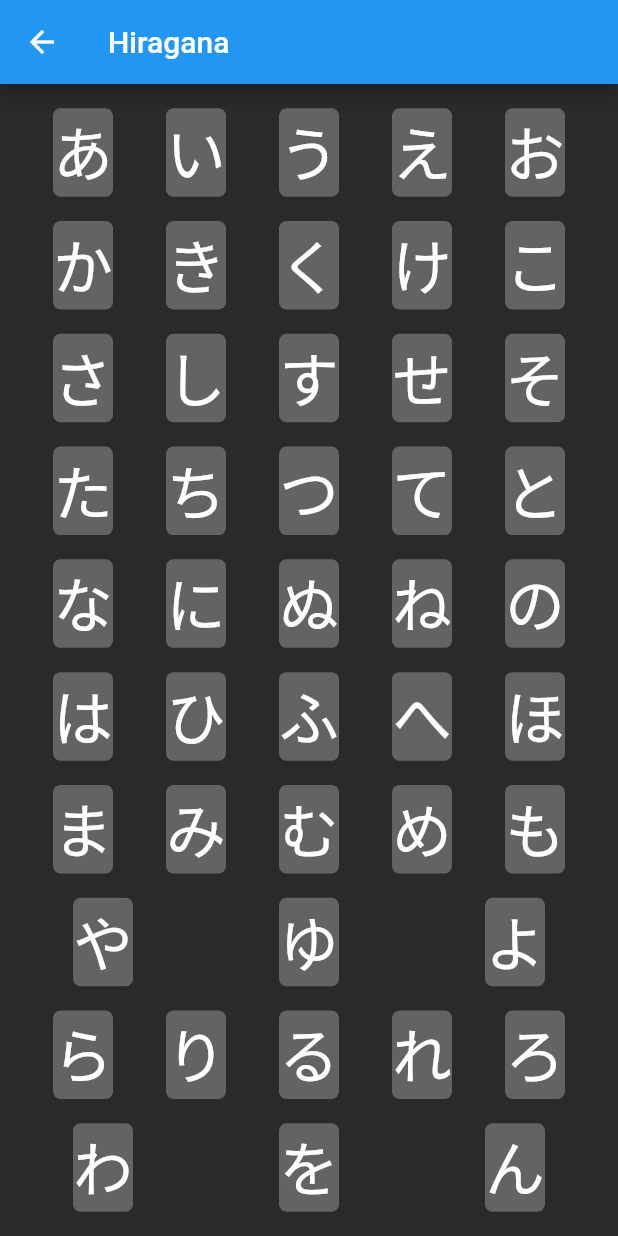
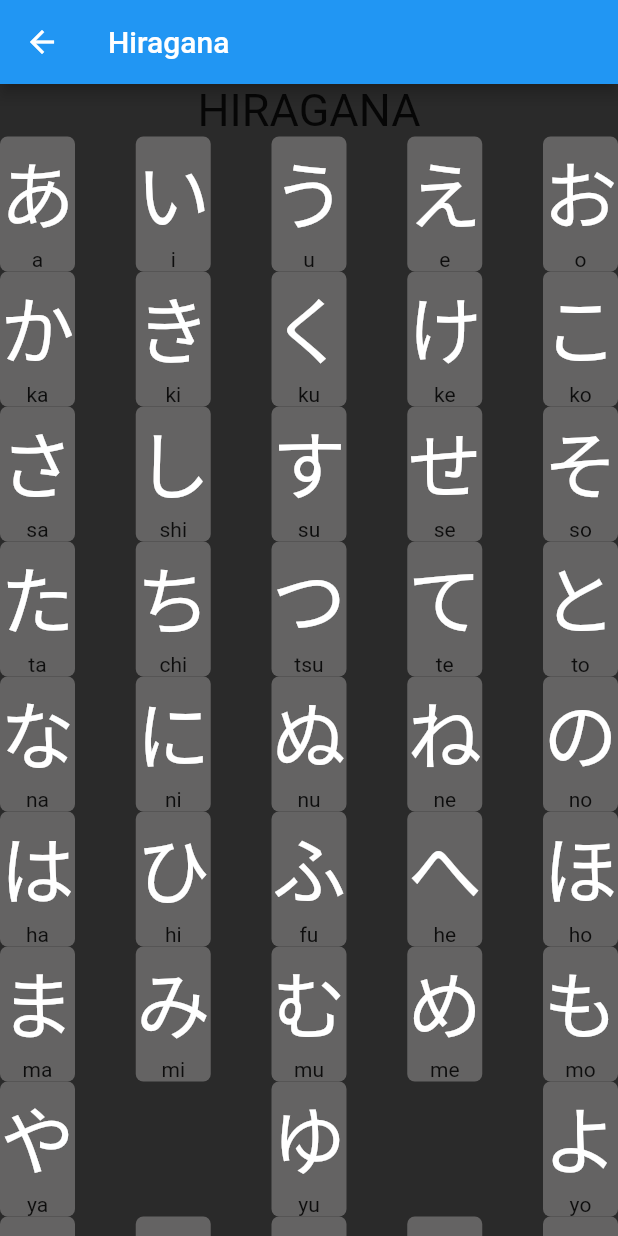
Before and after one commit to Hanssel36/KanaVocab, a Flutter app: the screen it shows after launch, after a tap on "Hiragana き", after a tap on the "bookmark outline" icon, on a phone screen of 412 x 824 dp. Run offline on Flutter 3.47's test engine with Material 2 defaults, Android fonts, the phone set to English and light mode, and no system bars; our stand-ins replace go_router.

Commit message:
hiragana improvements

```diff
--- a/lib/assests/hiragana_char.dart
+++ b/lib/assests/hiragana_char.dart
@@ -120,111 +120,155 @@ void main() {
     {"゛": "voiced"},
     {"゜": "semi-voiced"}
   ];
+}
+// Print the Hiragana characters and their corresponding sounds
+//   for (var char in hiraChars) {
+//     print("${char.keys.first}: ${char.values.first}");
+//   }
+// }
 
-  // Print the Hiragana characters and their corresponding sounds
-  for (var char in hiraChars) {
-    print("${char.keys.first}: ${char.values.first}");
-  }
-}
+Map<String, String> hiraganaCharacterMap = {
+  "あ": "a",
+  "い": "i",
+  "う": "u",
+  "え": "e",
+  "お": "o",
+  "か": "ka",
+  "き": "ki",
+  "く": "ku",
+  "け": "ke",
+  "こ": "ko",
+  "さ": "sa",
+  "し": "shi",
+  "す": "su",
+  "せ": "se",
+  "そ": "so",
+  "た": "ta",
+  "ち": "chi",
+  "つ": "tsu",
+  "て": "te",
+  "と": "to",
+  "な": "na",
+  "に": "ni",
+  "ぬ": "nu",
+  "ね": "ne",
+  "の": "no",
+  "は": "ha",
+  "ひ": "hi",
+  "ふ": "fu",
+  "へ": "he",
+  "ほ": "ho",
+  "ま": "ma",
+  "み": "mi",
+  "む": "mu",
+  "め": "me",
+  "も": "mo",
+  "や": "ya",
+  "ゆ": "yu",
+  "よ": "yo",
+  "ら": "ra",
+  "り": "ri",
+  "る": "ru",
+  "れ": "re",
+  "ろ": "ro",
+  "わ": "wa",
+  "を": "wo",
+  "ん": "n",
+  "が": "ga",
+  "ぎ": "gi",
+  "ぐ": "gu",
+  "げ": "ge",
+  "ご": "go",
+  "ざ": "za",
+  "じ": "ji",
+  "ず": "zu",
+  "ぜ": "ze",
+  "ぞ": "zo",
+  "だ": "da",
+  "ぢ": "ji",
+  "づ": "zu",
+  "で": "de",
+  "ど": "do",
+  "ば": "ba",
+  "び": "bi",
+  "ぶ": "bu",
+  "べ": "be",
+  "ぼ": "bo",
+  "ぱ": "pa",
+  "ぴ": "pi",
+  "ぷ": "pu",
+  "ぺ": "pe",
+  "ぽ": "po",
+  "きゃ": "kya",
+  "きゅ": "kyu",
+  "きょ": "kyo",
+  "ぎゃ": "gya",
+  "ぎゅ": "gyu",
+  "ぎょ": "gyo",
+  "しゃ": "sha",
+  "しゅ": "shu",
+  "しょ": "sho",
+  "じゃ": "jya",
+  "じゅ": "jyu",
+  "じょ": "jyo",
+  "ちゃ": "cha",
+  "ちゅ": "chu",
+  "ちょ": "cho",
+  "ぢゃ": "jya/dya",
+  "ぢゅ": "jyu/dyu",
+  "ぢょ": "jyo/dyo",
+  "にゃ": "nya",
+  "にゅ": "nyu",
+  "にょ": "nyo",
+  "ひゃ": "hya",
+  "ひゅ": "hyu",
+  "ひょ": "hyo",
+  "びゃ": "bya",
+  "びゅ": "byu",
+  "びょ": "byo",
+  "ぴゃ": "pya",
+  "ぴゅ": "pyu",
+  "ぴょ": "pyo",
+  "みゃ": "mya",
+  "みゅ": "myu",
+  "みょ": "myo",
+  "りゃ": "rya",
+  "りゅ": "ryu",
+  "りょ": "ryo"
+};
 
-// Map<String, String> hirachars = {
-//   "a": "あ",
-//   "i": "い",
-//   "u": "う",
-//   "e": "え",
-//   "o": "お",
-//   "ka": "か",
-//   "ki": "き",
-//   "ku": "く",
-//   "ke": "け",
-//   "ko": "こ",
-//   "sa": "さ",
-//   "shi": "し",
-//   "su": "す",
-//   "se": "せ",
-//   "so": "そ",
-//   "ta": "た",
-//   "chi": "ち",
-//   "tsu": "つ",
-//   "te": "て",
-//   "to": "と",
-//   "na": "な",
-//   "ni": "に",
-//   "nu": "ぬ",
-//   "ne": "ね",
-//   "no": "の",
-//   "ha": "は",
-//   "hi": "ひ",
-//   "fu": "ふ",
-//   "he": "へ",
-//   "ho": "ほ",
-//   "ma": "ま",
-//   "mi": "み",
-//   "mu": "む",
-//   "me": "め",
-//   "mo": "も",
-//   "ya": "や",
-//   "yu": "ゆ",
-//   "yo": "よ",
-//   "ra": "ら",
-//   "ri": "り",
-//   "ru": "る",
-//   "re": "れ",
-//   "ro": "ろ",
-//   "wa": "わ",
-//   "wo": "を",
-//   "n": "ん"
-// };
+Map<String, List> hiraganaMap = {
+  "a": ["あ", "い", "う", "え", "お"],
+  "k": ["か", "き", "く", "け", "こ"],
+  "s": ["さ", "し", "す", "せ", "そ"],
+  "t": ["た", "ち", "つ", "て", "と"],
+  "n": ["な", "に", "ぬ", "ね", "の"],
+  "h": ["は", "ひ", "ふ", "へ", "ほ"],
+  "m": ["ま", "み", "む", "め", "も"],
+  "y": ["や", "ゆ", "よ"],
+  "r": ["ら", "り", "る", "れ", "ろ"],
+  "w": ["わ", "を", "ん"]
+};
 
-Map<String, String> hiragana_character_map = {
-  "a": "あ",
-  "i": "い",
-  "u": "う",
-  "e": "え",
-  "o": "お",
-  "ka": "か",
-  "ki": "き",
-  "ku": "く",
-  "ke": "け",
-  "ko": "こ",
-  "sa": "さ",
-  "shi": "し",
-  "su": "す",
-  "se": "せ",
-  "so": "そ",
-  "ta": "た",
-  "chi": "ち",
-  "tsu": "つ",
-  "te": "て",
-  "to": "と",
-  "na": "な",
-  "ni": "に",
-  "nu": "ぬ",
-  "ne": "ね",
-  "no": "の",
-  "ha": "は",
-  "hi": "ひ",
-  "fu": "ふ",
-  "he": "へ",
-  "ho": "ほ",
-  "ma": "ま",
-  "mi": "み",
-  "mu": "む",
-  "me": "め",
-  "mo": "も",
-  "ya": "や",
-  "p1": "",
-  "yu": "ゆ",
-  "p2": "",
-  "yo": "よ",
-  "ra": "ら",
-  "ri": "り",
-  "ru": "る",
-  "re": "れ",
-  "ro": "ろ",
-  "wa": "わ",
-  "p4": "",
-  "wo": "を",
-  "p5": "",
-  "n": "ん"
+Map<String, List> variationMap = {
+  "か": ["が", "ぎ", "ぐ", "げ", "ご"],
+  "さ": ["ざ", "じ", "ず", "ぜ", "ぞ"],
+  "た": ["だ", "ぢ", "づ", "で", "ど"],
+  "は": ["ば", "び", "ぶ", "べ", "ぼ"],
+  "は2": ["ぱ", "ぴ", "ぷ", "ぺ", "ぽ"],
 };
+
+Map<String, List> combinationMap = {
+  //"a": ["あ", "お"]
+  "き": ["きゃ", "きゅ", "きょ"],
+  "ぎ": ["ぎゃ", "ぎゅ", "ぎょ"],
+  "し": ["しゃ", "しゅ", "しょ"],
+  "じ": ["じゃ", "じゅ", "じょ"],
+  "ち": ["ちゃ", "ちゅ", "ちょ"],
+  "ぢ": ["ぢゃ", "ぢゅ", "ぢょ"],
+  "に": ["にゃ", "にゅ", "にょ"],
+  "ひ": ["ひゃ", "ひゅ", "ひょ"],
+  "び": ["びゃ", "びゅ", "びょ"],
+  "ぴ": ["ぴゃ", "ぴゅ", "ぴょ"],
+  "ま": ["みゃ", "みゅ", "みょ"],
+};
--- a/lib/chart.dart
+++ b/lib/chart.dart
@@ -1,5 +1,3 @@
-import 'dart:math';
-
 import 'package:flutter/material.dart';
 import 'package:go_router/go_router.dart';
 import 'package:hirikana/assests/colors.dart';
@@ -10,10 +8,9 @@ class ChartsScreen extends StatelessWidget {
 
   @override
   Widget build(BuildContext context) {
-    // Map<String, String> text = {"a": "あ", "i": "い", "u": "う", "e": "え"};
-    h_c.hiragana_character_map.forEach((key, value) {
-      print('$key: $value');
-    });
+    // h_c.variationsCharacterMap.forEach((key, value) {
+    //   print('$key: $value');
+    // });
 
     return MaterialApp(
       home: Scaffold(
@@ -25,14 +22,80 @@ class ChartsScreen extends StatelessWidget {
           ),
         ),
         backgroundColor: backGroundDark,
-        body: Column(
-          mainAxisAlignment: MainAxisAlignment.spaceEvenly,
+        body: ListView(
           children: [
-            for (var i = 0; i < 10; i++)
+            const Text(
+                style: TextStyle(fontSize: 30),
+                textAlign: TextAlign.center,
+                "HIRAGANA"),
+            makeChart(h_c.hiraganaMap),
+            const Text(
+                style: TextStyle(fontSize: 30),
+                textAlign: TextAlign.center,
+                "VARIATIONS"),
+            makeChart(h_c.variationMap),
+            const Text(
+                style: TextStyle(fontSize: 30),
+                textAlign: TextAlign.center,
+                "Combinations"),
+            makeChart(h_c.combinationMap),
+
+            //makeChart(h_c.hiraganaCharacterMap),
+            // makeChart(h_c.variationsCharacterMap)
+          ],
+        ),
+      ),
+    );
+  }
+}
+
+// Column makeChart(Map<String, String> input) {
+//   return Column(
+//     mainAxisAlignment: MainAxisAlignment.start,
+//     children: [
+//       for (var i = 0; i < input.keys.toList().length / 5; i++)
+//         Row(
+//           mainAxisAlignment: MainAxisAlignment.start,
+//           children: [
+//             for (var j = i * 5; j < (i * 5) + 5; j++)
+//               Container(
+//                 decoration: const BoxDecoration(
+//                   color: tiles,
+//                   borderRadius: BorderRadius.all(
+//                     Radius.circular(5.0),
+//                   ),
+//                 ),
+
+//                 // width: 50,
+//                 // height: 50,
+//                 child: Column(
+//                   children: [
+//                     Text(
+//                       style: const TextStyle(
+//                         color: Colors.white,
+//                         fontSize: 50,
+//                       ),
+//                       input.keys.toList()[j],
+//                     ),
+//                     Text(input[input.keys.toList()[j]].toString())
+//                   ],
+//                 ),
+//               )
+//           ],
+//         ),
+//     ],
+//   );
+// }
+
+Column makeChart(Map<String, List> input) {
+  return Column(
+    mainAxisAlignment: MainAxisAlignment.center,
+    children: [
+      for (var i in input.keys)
         Row(
-                mainAxisAlignment: MainAxisAlignment.spaceEvenly,
+          mainAxisAlignment: MainAxisAlignment.spaceBetween,
           children: [
-                  for (var j = i * 5; j < (i * 5) + 5; j++)
+            for (var j in input[i]!)
               Container(
                 decoration: const BoxDecoration(
                   color: tiles,
@@ -43,21 +106,21 @@ class ChartsScreen extends StatelessWidget {
 
                 // width: 50,
                 // height: 50,
-                      child: Text(
+                child: Column(
+                  children: [
+                    Text(
                       style: const TextStyle(
                         color: Colors.white,
-                          fontSize: 40,
+                        fontSize: 50,
                       ),
-                        h_c.hiragana_character_map[
-                                h_c.hiragana_character_map.keys.toList()[j]]
-                            .toString(),
+                      "$j",
+                    ),
+                    Text(h_c.hiraganaCharacterMap[j] as String)
+                  ],
                 ),
               )
           ],
         ),
     ],
-        ),
-      ),
   );
 }
-}
```
Lines whose indentation alone changed are shown as unchanged.
